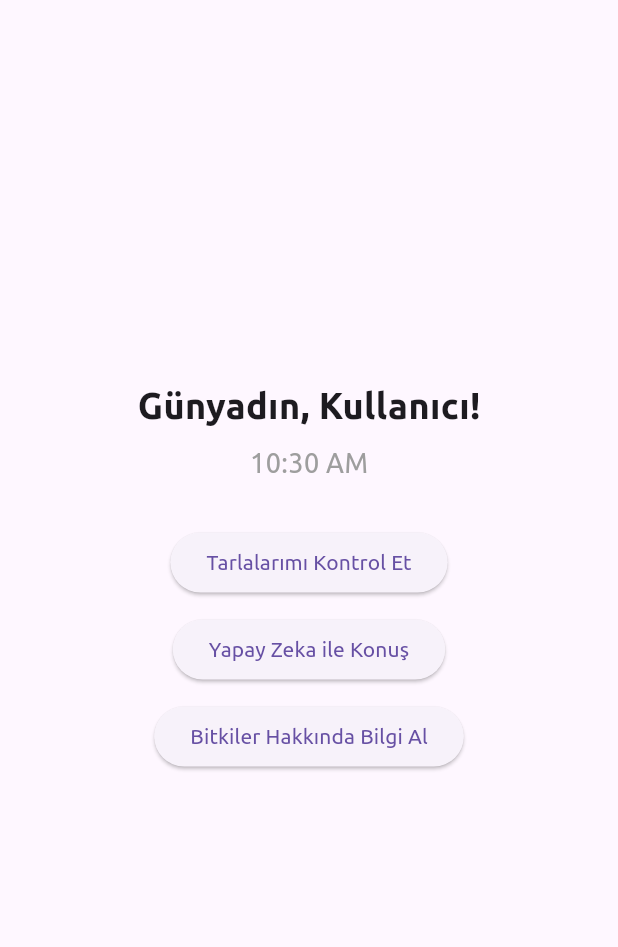
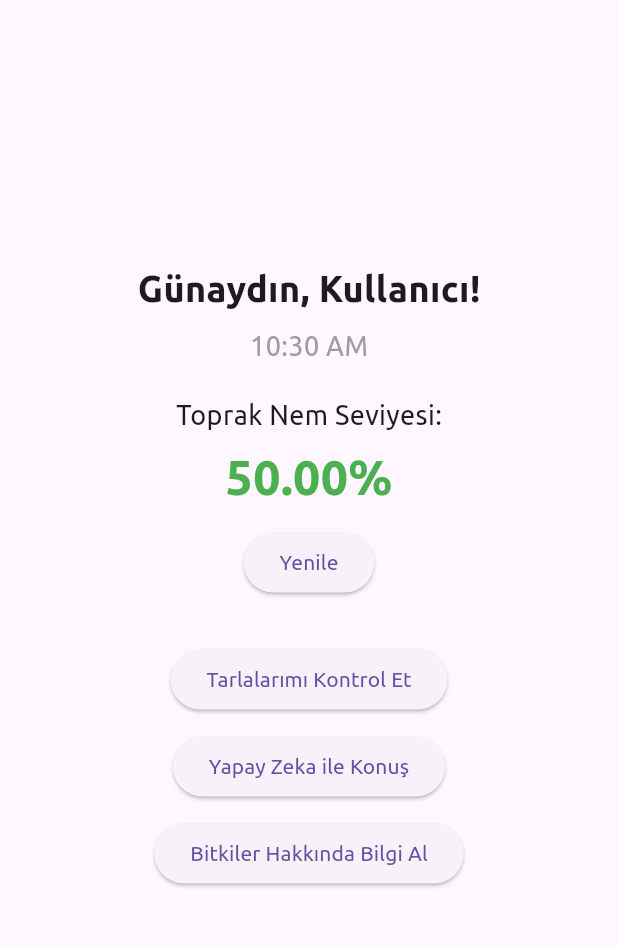
Before and after one commit to tutischen/AutoHygro, a Flutter app: the screen it shows after launch, on a phone screen of 412 x 824 dp, the part 84-1031 px from its top. Run offline on Flutter 3.47's test engine with Material 3 defaults, Android fonts, the phone set to English and light mode, and no system bars; our stand-ins replace firebase_core; accounts and stored records are empty.

Commit message:
Mock moisture added

```diff
--- a/lib/home_screen.dart
+++ b/lib/home_screen.dart
@@ -1,5 +1,5 @@
 import 'package:flutter/material.dart';
-import 'package:intl/intl.dart'; // Library for time formatting
+import 'package:intl/intl.dart';
 import 'package:provider/provider.dart';
 import 'models/user_provider.dart';
 
@@ -7,7 +7,7 @@ import 'field_check_screen.dart';
 import 'plant_info_screen.dart';
 import 'ai_chat_screen.dart';
 import 'profile_page.dart';
-
+import 'services/mock_moisture_service.dart';
 
 class HomeScreen extends StatefulWidget {
   @override
@@ -15,16 +15,31 @@ class HomeScreen extends StatefulWidget {
 }
 
 class _HomeScreenState extends State<HomeScreen> {
-  // Function to get time-based greetings
   String getGreeting() {
     int hour = DateTime.now().hour;
     if (hour < 12) {
-      return "Günyadın";
+      return "Günaydın";
     } else if (hour < 18) {
       return "Tünaydın";
     } else {
       return "İyi Akşamlar";
     }
+  }
+
+  double _moistureLevel = 0.0;
+  final MockMoistureService _moistureService = MockMoistureService();
+
+  @override
+  void initState() {
+    super.initState();
+    _fetchMoisture();
+  }
+
+  void _fetchMoisture() async {
+    double level = await _moistureService.getMoistureLevel();
+    setState(() {
+      _moistureLevel = level;
+    });
   }
 
   @override
@@ -34,77 +49,24 @@ class _HomeScreenState extends State<HomeScreen> {
     return Scaffold(
       appBar: AppBar(
         title: Text("Autohygro"),
-        backgroundColor: Colors.blueAccent, // Adjust color as needed
+        backgroundColor: Colors.blueAccent,
       ),
       drawer: Drawer(
+        // Optional: Add your drawer content here
         child: ListView(
-          padding: EdgeInsets.zero,
           children: [
             DrawerHeader(
               decoration: BoxDecoration(color: Colors.blueAccent),
-              child: Column(
-                crossAxisAlignment: CrossAxisAlignment.start,
-                children: [
-                  Text(
-                    "Merhaba, ${Provider.of<UserProvider>(context).name}!",
-                    style: TextStyle(color: Colors.white, fontSize: 20),
-                  ),
-                  SizedBox(height: 8),
-                  Text("Hoşgeldin!", style: TextStyle(color: Colors.white70)),
-                ],
+              child: Text(
+                "Menü",
+                style: TextStyle(color: Colors.white, fontSize: 24),
               ),
             ),
             ListTile(
-              leading: Icon(Icons.eco),
-              title: Text("Tarlalarımı Kontrol Et"),
+              leading: Icon(Icons.person),
+              title: Text("Profil"),
               onTap: () {
-                Navigator.pop(context); // Close the drawer first
-                Navigator.push(
-                  context,
-                  MaterialPageRoute(builder: (context) => FieldCheckScreen()),
-                );
-              },
-            ),
-            ListTile(
-              leading: Icon(Icons.chat),
-              title: Text("Yapay Zeka ile Konuş"),
-              onTap: () {
-                Navigator.pop(context); // Close the drawer first
-                Navigator.push(
-                  context,
-                  MaterialPageRoute(builder: (context) => AiChatScreen()),
-                );
-              },
-            ),
-            ListTile(
-              leading: Icon(Icons.local_florist),
-              title: Text("Bitkiler Hakkında Bilgi Al"),
-              onTap: () {
-                Navigator.pop(context); // Close the drawer first
-                Navigator.push(
-                  context,
-                  MaterialPageRoute(builder: (context) => PlantInfoScreen()),
-                );
-              },
-            ),
-            Divider(),
-            ListTile(
-              leading: Icon(Icons.settings),
-              title: Text("Ayarlar"),
-              onTap: () {
-                Navigator.pop(context); // Close the drawer first
-                // You can navigate to a settings screen here if you have one
-              },
-            ),
-            ListTile(
-              leading: Icon(Icons.person),
-              title: Text("Profilim"),
-              onTap: () {
-                Navigator.pop(context); // Close the drawer
-                Navigator.push(
-                  context,
-                  MaterialPageRoute(builder: (context) => ProfilePage()),
-                );
+                Navigator.push(context, MaterialPageRoute(builder: (_) => ProfilePage()));
               },
             ),
           ],
@@ -120,9 +82,31 @@ class _HomeScreenState extends State<HomeScreen> {
             ),
             SizedBox(height: 8),
             Text(
-              currentTime, // Displays the local time
+              currentTime,
               style: TextStyle(fontSize: 18, color: Colors.grey),
             ),
+            SizedBox(height: 20),
+
+            // Moisture Level Display
+            Text(
+              "Toprak Nem Seviyesi:",
+              style: TextStyle(fontSize: 18),
+            ),
+            SizedBox(height: 6),
+            Text(
+              "${_moistureLevel.toStringAsFixed(2)}%",
+              style: TextStyle(
+                fontSize: 32,
+                fontWeight: FontWeight.bold,
+                color: _moistureLevel < 30 ? Colors.red : Colors.green,
+              ),
+            ),
+            SizedBox(height: 10),
+            ElevatedButton(
+              onPressed: _fetchMoisture,
+              child: Text("Yenile"),
+            ),
+
             SizedBox(height: 30),
             ElevatedButton(
               onPressed: () {
--- a/lib/main.dart
+++ b/lib/main.dart
@@ -4,6 +4,7 @@ import 'package:provider/provider.dart';
 import 'package:firebase_core/firebase_core.dart';  // Add this import
 import 'home_screen.dart';
 import 'models/user_provider.dart';
+import 'services/mock_moisture_service.dart';
 
 void main() async {
   WidgetsFlutterBinding.ensureInitialized();        // Required for async in main
--- /dev/null
+++ b/lib/services/mock_moisture_service.dart
@@ -0,0 +1,35 @@
+import 'dart:async';
+import 'dart:math';
+import 'package:flutter/foundation.dart';
+
+class MockMoistureService extends ChangeNotifier {
+  final Random _random = Random();
+  Timer? _timer;
+  int _currentValue = 50; // Start at a middle value
+
+  int get currentValue => _currentValue;
+
+  void startGenerating() {
+    _timer?.cancel(); // Cancel existing timer if any
+    _timer = Timer.periodic(Duration(seconds: 10), (timer) {
+      _currentValue = _random.nextInt(101); // 0 to 100
+      notifyListeners(); // Update UI
+    });
+  }
+
+  void stopGenerating() {
+    _timer?.cancel();
+    _timer = null;
+  }
+
+  Future<double> getMoistureLevel() async {
+    await Future.delayed(Duration(milliseconds: 500)); // simulate delay
+    return _currentValue.toDouble();
+  }
+
+  @override
+  void dispose() {
+    _timer?.cancel();
+    super.dispose();
+  }
+}
```
